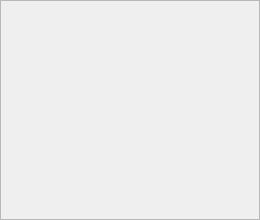
First picture: the form in Dev/Visualization/VisualizationCore/labspace.ui, repository samhu1989/DevBundle, before the edit.
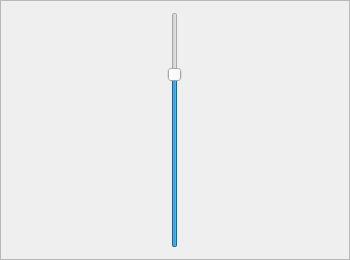
Second picture: the form after the edit.

The edit to the form file:
```diff
--- a/Dev/Visualization/VisualizationCore/labspace.ui
+++ b/Dev/Visualization/VisualizationCore/labspace.ui
@@ -6,8 +6,8 @@
    <rect>
     <x>0</x>
     <y>0</y>
-    <width>260</width>
-    <height>220</height>
+    <width>350</width>
+    <height>260</height>
    </rect>
   </property>
   <property name="sizePolicy">
@@ -18,14 +18,14 @@
   </property>
   <property name="minimumSize">
    <size>
-    <width>260</width>
-    <height>220</height>
+    <width>350</width>
+    <height>260</height>
    </size>
   </property>
   <property name="maximumSize">
    <size>
-    <width>260</width>
-    <height>210</height>
+    <width>350</width>
+    <height>260</height>
    </size>
   </property>
   <property name="windowTitle">
@@ -37,7 +37,21 @@
   <property name="frameShadow">
    <enum>QFrame::Raised</enum>
   </property>
-  <layout class="QHBoxLayout" name="horizontalLayout"/>
+  <layout class="QHBoxLayout" name="horizontalLayout">
+   <item>
+    <widget class="QSlider" name="verticalSlider">
+     <property name="maximum">
+      <number>100</number>
+     </property>
+     <property name="value">
+      <number>75</number>
+     </property>
+     <property name="orientation">
+      <enum>Qt::Vertical</enum>
+     </property>
+    </widget>
+   </item>
+  </layout>
  </widget>
  <resources/>
  <connections/>
```
